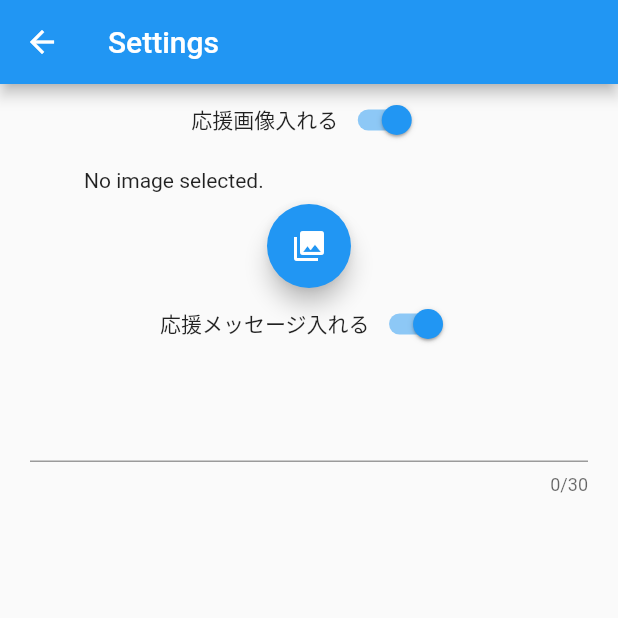
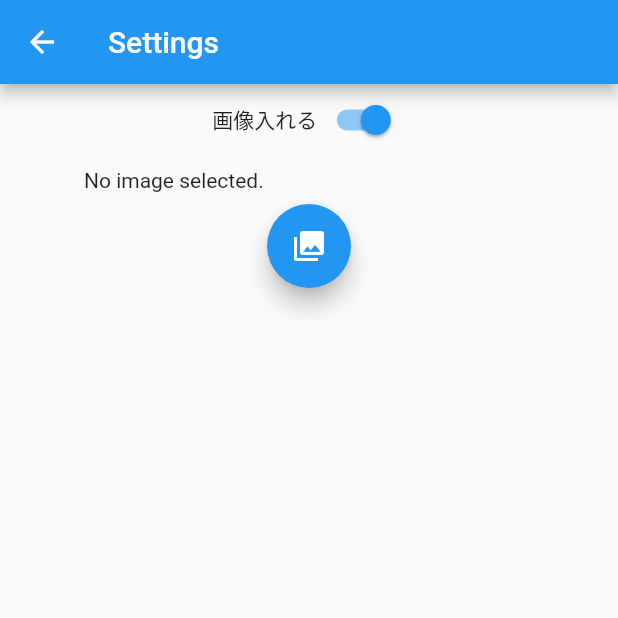
Before and after one commit to reika178/my_todo_firebase4, a Flutter app: the SettingsPage screen opened directly, on a phone screen of 412 x 824 dp, the top half of it. Run offline on Flutter 3.47's test engine with Material 2 defaults, Android fonts, the phone set to English and light mode, and no system bars; our stand-ins replace cloud_firestore, firebase_auth, image_picker; accounts and stored records are empty.

Commit message:
少し修正
2021/1/12

```diff
--- a/lib/presentation/settings/settings_page.dart
+++ b/lib/presentation/settings/settings_page.dart
@@ -27,7 +27,7 @@ class _SettingsPageState extends State<SettingsPage> {
                 mainAxisAlignment: MainAxisAlignment.center,
                 crossAxisAlignment: CrossAxisAlignment.center,
                 children: [
-                  Text('応援画像入れる'),
+                  Text('画像入れる'),
                   Switch(
                     value: _active,
                     // activeColor: Colors.orange,
@@ -51,6 +51,7 @@ class _SettingsPageState extends State<SettingsPage> {
                  tooltip: 'Pick Image From Gallery',
                  child: Icon(Icons.photo_library),
                ),
+               /*
               Row(
                 mainAxisAlignment: MainAxisAlignment.center,
                 crossAxisAlignment: CrossAxisAlignment.center,
@@ -78,6 +79,7 @@ class _SettingsPageState extends State<SettingsPage> {
                   // onSubmitted: _submission,
                 ),
               )
+              */
             ],
           ),
         ));
```
